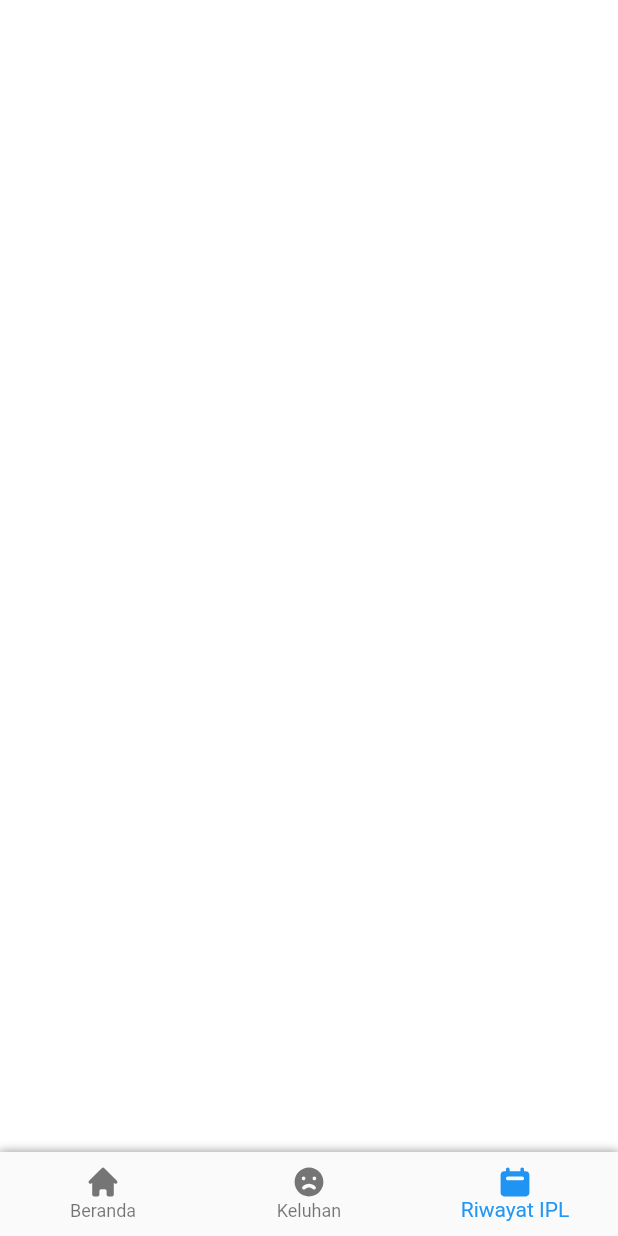
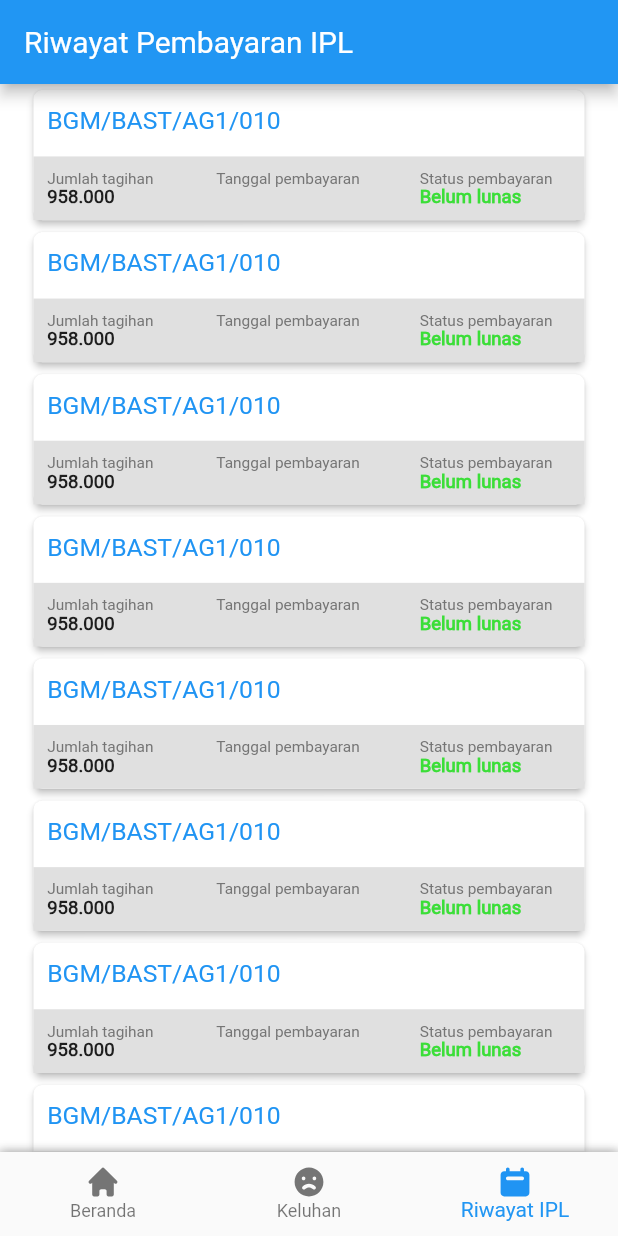
Before and after one commit to feriwnarta/MANAGEMENT-BGM-PIK-RW-05-APP, a Flutter app: the MainApp screen opened directly, item 3 of the bottom bar chosen, on a phone screen of 412 x 824 dp. Run offline on Flutter 3.47's test engine with Material 2 defaults, Android fonts, the phone set to English and light mode, and no system bars; our stand-ins replace awesome_notifications, badges, cached_network_image, carousel_slider, connectivity_plus, device_info_plus and 30 more; missing offline and left inert: flutter_google_places, geocoder, google_maps_webservice, grouped_buttons, whatsapp_unilink; accounts and stored records are empty; network calls fail; Roboto replaces fonts that are missing (open sans); statements that could not run were skipped; project files that could hold a hidden picture were left out.

Commit message:
update riwayat pembayaran ipl

```diff
--- a/lib/main.dart
+++ b/lib/main.dart
@@ -13,6 +13,7 @@ import 'package:aplikasi_rw/controller/user_login_controller.dart';
 import 'package:aplikasi_rw/model/bills_history_model.dart';
 import 'package:aplikasi_rw/screen/bills_screen/bills_screen.dart';
 import 'package:aplikasi_rw/screen/home_screen/home_screen.dart';
+import 'package:aplikasi_rw/screen/payment_ipl_history/payment_ipl_history.dart';
 import 'package:aplikasi_rw/screen/report_screen2/new_google_maps_screen.dart';
 import 'package:aplikasi_rw/screen/report_screen2/report_screen_2.dart';
 import 'package:aplikasi_rw/screen/splash_screen/SplashView.dart';
@@ -308,7 +309,7 @@ class _MainAppState extends State<MainApp> {
       ),
       ReportScreen2(),
       // BillScreen(),
-      Container()
+      PaymentIplHistory()
       // PaymentScreen()
     ];
 
--- a/lib/screen/login_screen/validate/validate_email_and_password.dart
+++ b/lib/screen/login_screen/validate/validate_email_and_password.dart
@@ -17,7 +17,7 @@ class ValidationForm {
   }
 
   static bool isValidPhone(String phoneNumber) {
-    final phoneRegExp = RegExp(r"^\+?0[0-9]{10}$");
+    final phoneRegExp = RegExp(r"^(?:[+0]8)?[0-9]{11}$");
     return phoneRegExp.hasMatch(phoneNumber);
   }
 
--- /dev/null
+++ b/lib/screen/payment_ipl_history/payment_ipl_history.dart
@@ -0,0 +1,161 @@
+import 'package:flutter/material.dart';
+import 'package:flutter_screenutil/flutter_screenutil.dart';
+
+class PaymentIplHistory extends StatefulWidget {
+  const PaymentIplHistory({Key key}) : super(key: key);
+
+  @override
+  State<PaymentIplHistory> createState() => _PaymentIplHistoryState();
+}
+
+class _PaymentIplHistoryState extends State<PaymentIplHistory> {
+  @override
+  Widget build(BuildContext context) {
+    return Scaffold(
+      appBar: AppBar(
+        title: Text('Riwayat Pembayaran IPL'),
+      ),
+      body: Container(
+        child: ListView.builder(
+          shrinkWrap: true,
+          itemCount: 10,
+          physics: ScrollPhysics(),
+          itemBuilder: (context, index) => CardHistoryPaymentIpl(),
+        ),
+      ),
+    );
+  }
+}
+
+class CardHistoryPaymentIpl extends StatelessWidget {
+  final String noIpl, tanggalPembayaran, statusPembayaran, jumlahTagihan;
+
+  CardHistoryPaymentIpl(
+      {this.noIpl,
+      this.tanggalPembayaran,
+      this.statusPembayaran,
+      this.jumlahTagihan});
+
+  @override
+  Widget build(BuildContext context) {
+    return Container(
+      margin: EdgeInsets.symmetric(horizontal: 16.w),
+      height: 92.h,
+      child: Card(
+        elevation: 2,
+        shape: RoundedRectangleBorder(borderRadius: BorderRadius.circular(6)),
+        child: Column(
+          crossAxisAlignment: CrossAxisAlignment.start,
+          mainAxisAlignment: MainAxisAlignment.spaceBetween,
+          children: [
+            SizedBox(
+              height: 8.h,
+            ),
+            Row(
+              children: [
+                SizedBox(
+                  width: 8.w,
+                ),
+                Text(
+                  'BGM/BAST/AG1/010',
+                  style: TextStyle(
+                    fontSize: 16.sp,
+                    color: Color(0xff2094F3),
+                  ),
+                ),
+              ],
+            ),
+            SizedBox(
+              height: 8.h,
+            ),
+            Container(
+              color: Color(0xffE0E0E0),
+              child: Column(children: [
+                SizedBox(
+                  height: 8.h,
+                ),
+                Row(
+                  children: [
+                    SizedBox(
+                      width: 8.w,
+                    ),
+                    SizedBox(
+                      width: 82.w,
+                      child: Column(
+                        crossAxisAlignment: CrossAxisAlignment.start,
+                        children: [
+                          Text(
+                            'Jumlah tagihan',
+                            style: TextStyle(
+                                fontSize: 10.sp, color: Color(0xff757575)),
+                          ),
+                          Text(
+                            '958.000',
+                            style: TextStyle(
+                              fontSize: 12.sp,
+                              fontWeight: FontWeight.w700,
+                            ),
+                          ),
+                        ],
+                      ),
+                    ),
+                    SizedBox(
+                      width: 16.5.w,
+                    ),
+                    SizedBox(
+                      width: 102.w,
+                      child: Column(
+                        crossAxisAlignment: CrossAxisAlignment.start,
+                        children: [
+                          Text(
+                            'Tanggal pembayaran',
+                            style: TextStyle(
+                                fontSize: 10.sp, color: Color(0xff757575)),
+                          ),
+                          Text(
+                            '',
+                            style: TextStyle(
+                              fontSize: 12.sp,
+                              fontWeight: FontWeight.w700,
+                            ),
+                          ),
+                        ],
+                      ),
+                    ),
+                    SizedBox(
+                      width: 16.5.w,
+                    ),
+                    SizedBox(
+                      width: 95.w,
+                      child: Column(
+                        crossAxisAlignment: CrossAxisAlignment.start,
+                        children: [
+                          Text(
+                            'Status pembayaran',
+                            style: TextStyle(
+                                fontSize: 10.sp, color: Color(0xff757575)),
+                          ),
+                          Text(
+                            'Belum lunas',
+                            style: TextStyle(
+                              fontSize: 12.sp,
+                              color: Color(0xff3BDE38),
+                              fontWeight: FontWeight.w700,
+                            ),
+                          ),
+                        ],
+                      ),
+                    ),
+                  ],
+                ),
+                SizedBox(
+                  height: 8.h,
+                )
+              ]),
+            )
+          ],
+        ),
+      ),
+    );
+  }
+}
--- /dev/null
+++ b/lib/services/payment_ipl_history_services/payment_ipl_history_services.dart
@@ -0,0 +1,32 @@
+import 'dart:convert';
+
+import 'package:aplikasi_rw/model/payment_ipl_history_model.dart';
+import 'package:aplikasi_rw/server-app.dart';
+import 'package:aplikasi_rw/utils/UserSecureStorage.dart';
+import 'package:dio/dio.dart';
+import 'package:logger/logger.dart';
+
+class HistoryPaymentIplServices {
+  static Future<List<PaymentIplHistoryModel>> getLastPayment() async {
+    String url = '${ServerApp.url}src/payment_ipl/show_last_payment.php';
+    String idUser = await UserSecureStorage.getIdUser();
+    String noIpl = await UserSecureStorage.readKey(key: 'noIpl');
+    Dio dio = Dio();
+    var data = {'no_ipl': noIpl, 'id_user': idUser};
+    var response = await dio.post(url, data: jsonEncode(data));
+    if (response.statusCode >= 200 && response.statusCode <= 399) {
+      var result = jsonDecode(response.data) as List;
+      return result
+          .map((e) => PaymentIplHistoryModel(
+              nomorIpl: e['nomor_bast'],
+              jumlahTagihan: e['nominal_tgh'],
+              statusPembayaran: e['status'],
+              tanggalPembayaran: e['tanggal_transaksi']))
+          .toList();
+    } else {
+      //! response error dari server
+      final logger = Logger();
+      logger.e('server error');
+    }
+  }
+}
```
Also changed, not shown: lib/model/payment_ipl_history_model.dart (added, +9 -0 lines), lib/screen/login_screen/login_screen.dart (+16 -12 lines), lib/utils/UserSecureStorage.dart (+12 -0 lines).
